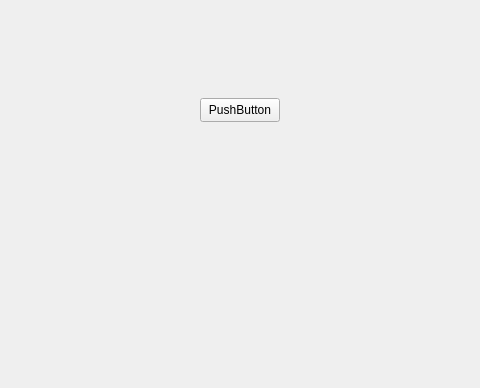
clipesss/Flygram, file server/mainwindow.ui: the form before one commit; both pictures show x 140 to 620 and y 212 to 600 of the 800 by 600 pixel window.
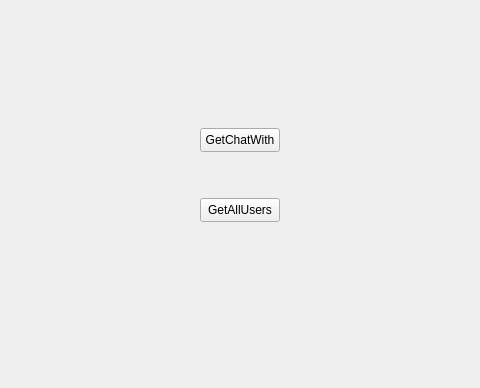
The form after the commit.

```diff
--- a/server/mainwindow.ui
+++ b/server/mainwindow.ui
@@ -18,13 +18,26 @@
     <property name="geometry">
      <rect>
       <x>340</x>
-      <y>310</y>
+      <y>410</y>
       <width>80</width>
       <height>24</height>
      </rect>
     </property>
     <property name="text">
-     <string>PushButton</string>
+     <string>GetAllUsers</string>
+    </property>
+   </widget>
+   <widget class="QPushButton" name="pushButton_2">
+    <property name="geometry">
+     <rect>
+      <x>340</x>
+      <y>340</y>
+      <width>80</width>
+      <height>24</height>
+     </rect>
+    </property>
+    <property name="text">
+     <string>GetChatWith</string>
     </property>
    </widget>
   </widget>
```
